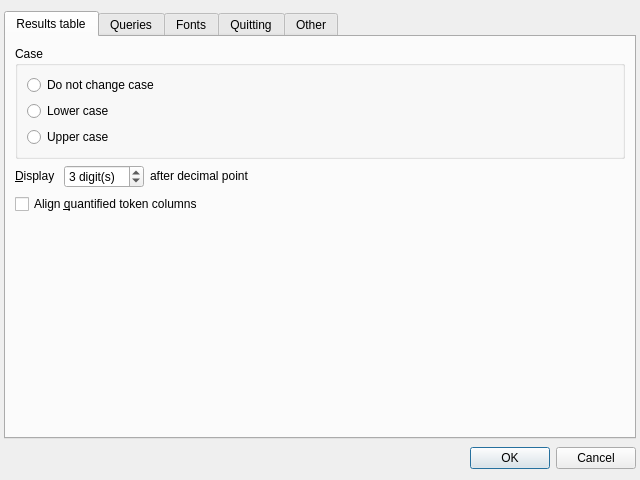
Old version of the form coquery/gui/ui/settings.ui in the repository gkunter/coquery.
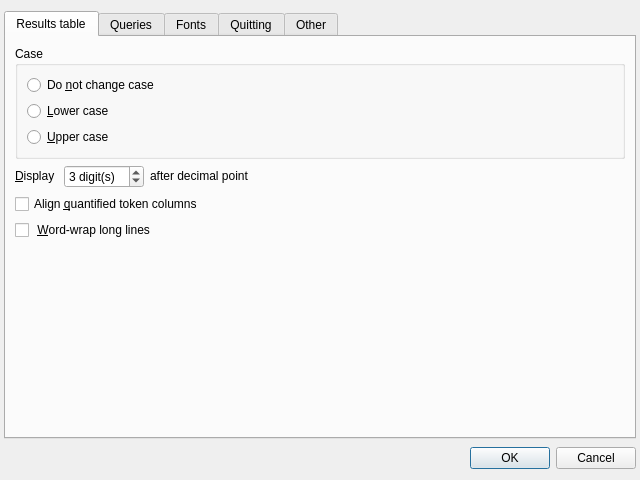
New version of the form. Icons and pictures are not drawn.

Commit message: Add check box for word wrap

```diff
--- a/coquery/gui/ui/settings.ui
+++ b/coquery/gui/ui/settings.ui
@@ -48,21 +48,21 @@
           <item>
            <widget class="QRadioButton" name="radio_output_case_leave">
             <property name="text">
-             <string>Do not change case</string>
+             <string>Do &amp;not change case</string>
             </property>
            </widget>
           </item>
           <item>
            <widget class="QRadioButton" name="radio_output_case_lower">
             <property name="text">
-             <string>Lower case</string>
+             <string>&amp;Lower case</string>
             </property>
            </widget>
           </item>
           <item>
            <widget class="QRadioButton" name="radio_output_case_upper">
             <property name="text">
-             <string>Upper case</string>
+             <string>&amp;Upper case</string>
             </property>
            </widget>
           </item>
@@ -138,6 +138,13 @@
          </property>
         </widget>
        </item>
+       <item>
+        <widget class="QCheckBox" name="check_word_wrap">
+         <property name="text">
+          <string> &amp;Word-wrap long lines</string>
+         </property>
+        </widget>
+       </item>
        <item>
         <spacer name="verticalSpacer_2">
          <property name="orientation">
```
Left out of the diff: 2 changed lines with no effect on the pictures. The commit also changes 1 other file.
